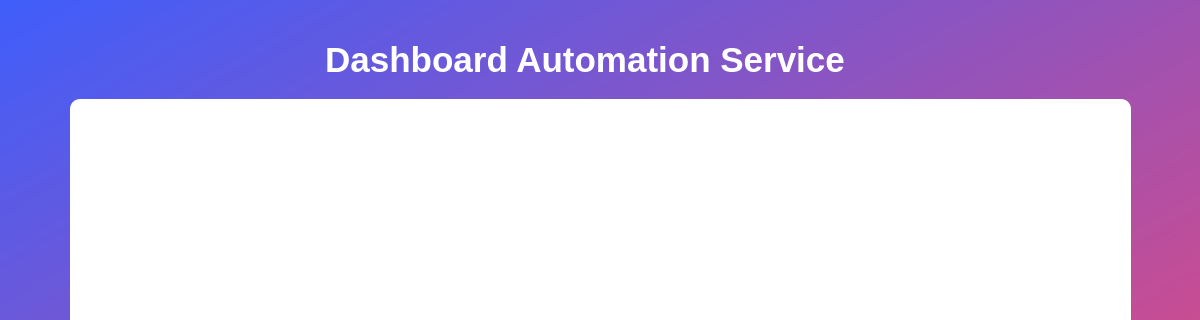
Before: the Qt Designer form worklog.ui in nakkasoft/das-worklog, drawn with Qt 5; both pictures show x 0 to 1200 and y 0 to 320 of the 1200 by 700 pixel window.
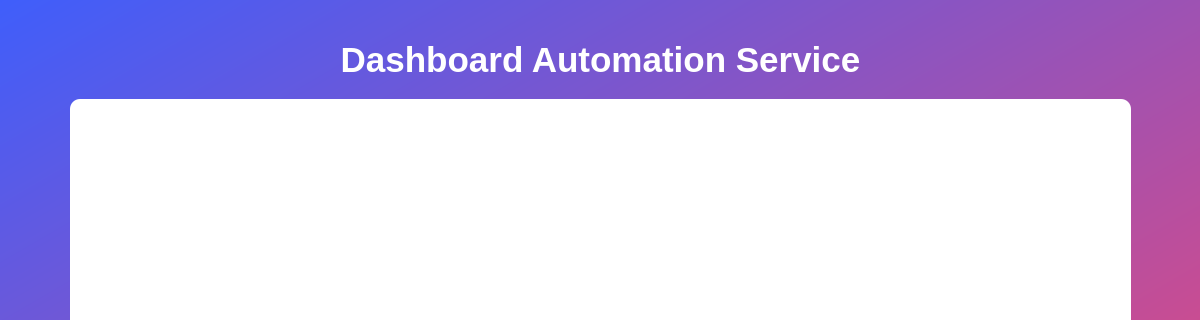
After: the same form once the commit is applied. Icons and pictures are not drawn.

```diff
--- a/worklog.ui
+++ b/worklog.ui
@@ -63,9 +63,9 @@
    <widget class="QLabel" name="label">
     <property name="geometry">
      <rect>
-      <x>320</x>
+      <x>70</x>
       <y>30</y>
-      <width>530</width>
+      <width>1061</width>
       <height>60</height>
      </rect>
     </property>
```
